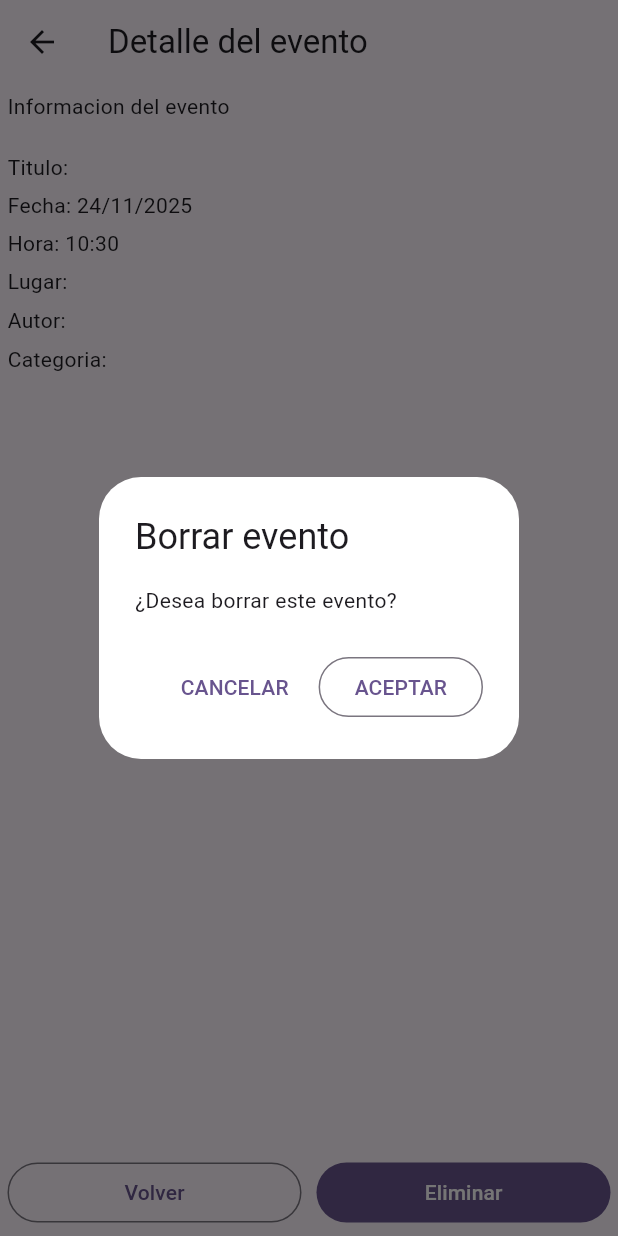
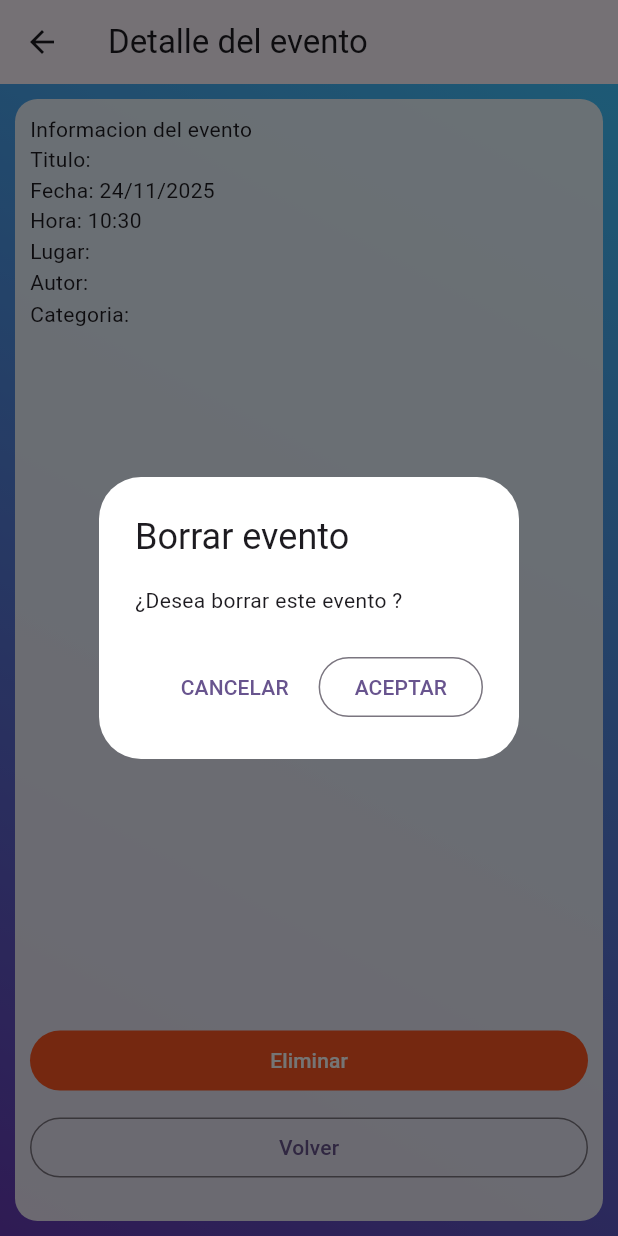
Before and after one commit to matiascayunao/proyecto_dam, a Flutter app: the EventoDetalle screen opened directly with empty values, after a tap on "Eliminar", on a phone screen of 412 x 824 dp. Run offline on Flutter 3.47's test engine with Material 3 defaults, Android fonts, the phone set to English and light mode, and no system bars; our stand-ins replace cloud_firestore, firebase_auth, firebase_core, google_sign_in, material_design_icons_flutter; accounts and stored records are empty.

Commit message:
diseño falta

```diff
--- a/c3_dam/lib/pages/evento_detalle.dart
+++ b/c3_dam/lib/pages/evento_detalle.dart
@@ -5,18 +5,32 @@ import 'package:flutter/material.dart';
 import 'package:intl/intl.dart';
 import 'package:c3_dam/utils/app_utils.dart';
 
-class EventoDetalle extends StatelessWidget {
+class EventoDetalle extends StatefulWidget {
   const EventoDetalle({super.key, required this.id});
   final String id;
 
   @override
+  State<EventoDetalle> createState() => _EventoDetalleState();
+}
+
+class _EventoDetalleState extends State<EventoDetalle> {
+  final GlobalKey<ScaffoldState> _scaffoldKey = GlobalKey<ScaffoldState>();
+
+  @override
   Widget build(BuildContext context) {
     return Scaffold(
+      key: _scaffoldKey,
       appBar: AppBar(title: Text("Detalle del evento")),
-      body: Padding(
-        padding: EdgeInsets.all(5),
+      body: Container(
+        padding: EdgeInsets.all(10),
+        decoration: BoxDecoration(
+          gradient: LinearGradient(begin: Alignment.topRight, end: Alignment.bottomLeft, colors: [Colors.lightBlueAccent, Colors.deepPurple]),
+        ),
+        child: Container(
+          padding: EdgeInsets.all(10),
+          decoration: BoxDecoration(color: Color(0xDDFFFFFF), borderRadius: BorderRadius.circular(15)),
           child: FutureBuilder(
-          future: EventoService().detalleEvento(id),
+            future: EventoService().detalleEvento(widget.id),
             builder: (context, AsyncSnapshot<DocumentSnapshot<Map<String, dynamic>>> snapshot) {
               if (!snapshot.hasData || snapshot.connectionState == ConnectionState.waiting) {
                 return Center(child: CircularProgressIndicator());
@@ -47,77 +61,62 @@ class EventoDetalle extends StatelessWidget {
                     crossAxisAlignment: CrossAxisAlignment.start,
                     children: [
                       Text("Informacion del evento"),
-                    SizedBox(height: 10),
-
-                    fotoCat != "" ? Center(child: Image.asset("assets/$fotoCat", height: 140, fit: BoxFit.contain)) : SizedBox(),
-
-                    SizedBox(height: 10),
-
-                    Row(
-                      children: [
-                        Text("Titulo: "),
-                        Expanded(child: Text("${evento['titulo']}")),
-                      ],
-                    ),
-                    SizedBox(height: 5),
-
+                      Row(children: [Text("Titulo: "), Text("${evento['titulo']}")]),
                       Row(children: [Text("Fecha: "), Text(fechaTxt)]),
-                    SizedBox(height: 5),
 
                       Row(children: [Text("Hora: "), Text(horaTxt)]),
-                    SizedBox(height: 5),
 
-                    Row(
-                      children: [
-                        Text("Lugar: "),
-                        Expanded(child: Text("${evento['lugar']}")),
-                      ],
-                    ),
-                    SizedBox(height: 5),
+                      Row(children: [Text("Lugar: "), Text("${evento['lugar']}")]),
 
-                    Row(
-                      children: [
-                        Text("Autor: "),
-                        Expanded(child: Text("${evento['autor']}")),
-                      ],
-                    ),
-                    SizedBox(height: 5),
+                      Row(children: [Text("Autor: "), Text("${evento['autor']}")]),
 
-                    Row(
-                      children: [
-                        Text("Categoria: "),
-                        Expanded(child: Text(categoriaNombre)),
-                      ],
-                    ),
+                      Row(children: [Text("Categoria: "), Text(categoriaNombre)]),
 
                       Spacer(),
 
-                    Row(
-                      children: [
-                        Expanded(
+                      fotoCat != ""
+                          ? Container(
+                              child: Image.asset(
+                                "assets/$fotoCat",
+                                errorBuilder: (context, error, stackTrace) {
+                                  return Container();
+                                },
+                              ),
+                            )
+                          : Container(),
+
+                      Spacer(),
+
+                      esAutor
+                          ? Container(
+                              width: double.infinity,
+                              margin: EdgeInsets.only(bottom: 10),
+                              child: FilledButton(
+                                style: ElevatedButton.styleFrom(backgroundColor: Colors.deepOrange),
+                                child: Text("Eliminar"),
+                                onPressed: () async {
+                                  bool aceptaBorrar = await AppUtils.mostrarConfirmacion(context, "Borrar evento", "¿Desea borrar este evento ${evento['titulo']}?");
+
+                                  if (aceptaBorrar) {
+                                    await EventoService().borrarEvento(widget.id);
+                                    var ctxSnack = _scaffoldKey.currentContext ?? context;
+                                    AppUtils.mostrarSnackbar(ctxSnack, 'Evento Borrado');
+                                    Navigator.pop(context);
+                                  }
+                                },
+                              ),
+                            )
+                          : Container(),
+
+                      Container(
+                        width: double.infinity,
+                        margin: EdgeInsets.only(bottom: 15),
                         child: OutlinedButton(
                           child: Text("Volver"),
                           onPressed: () {
                             Navigator.pop(context);
                           },
                         ),
-                        ),
-                        SizedBox(width: 10),
-                        esAutor
-                            ? Expanded(
-                                child: FilledButton(
-                                  child: Text("Eliminar"),
-                                  onPressed: () async {
-                                    bool ok = await AppUtils.mostrarConfirmacion(context, "Borrar evento", "¿Desea borrar este evento?");
-                                    if (!ok) return;
-
-                                    await EventoService().borrarEvento(id);
-                                    Navigator.pop(context);
-                                  },
-                                ),
-                              )
-                            : SizedBox(),
-                      ],
                       ),
                     ],
                   );
@@ -126,6 +125,7 @@ class EventoDetalle extends StatelessWidget {
             },
           ),
         ),
+      ),
     );
   }
 }
```
Also changed, not shown: c3_dam/assets/charla.jpg (added), c3_dam/assets/coloquio.jpg (added), c3_dam/assets/workshop.jpg (added). Lines whose indentation alone changed are shown as unchanged.
